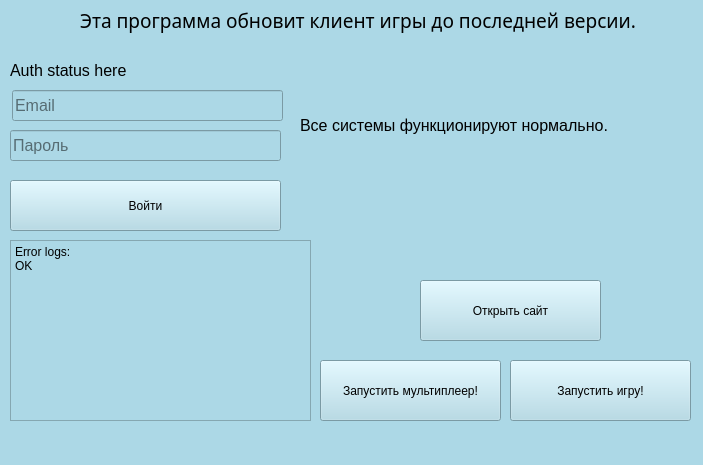
Above: launcher/ui.ui from dfbakin/COVIDcover before the change. Below: the same form after it.
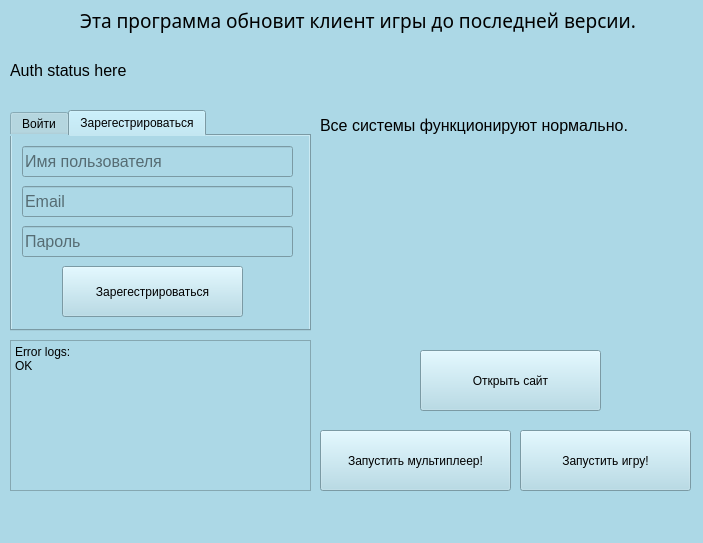
That is the form after the change.

Patch:
```diff
--- a/launcher/ui.ui
+++ b/launcher/ui.ui
@@ -7,7 +7,7 @@
     <x>0</x>
     <y>0</y>
     <width>703</width>
-    <height>465</height>
+    <height>543</height>
    </rect>
   </property>
   <property name="windowTitle">
@@ -21,7 +21,7 @@
     <property name="geometry">
      <rect>
       <x>420</x>
-      <y>280</y>
+      <y>350</y>
       <width>181</width>
       <height>61</height>
      </rect>
@@ -44,9 +44,9 @@
    <widget class="QPushButton" name="pushButton_3">
     <property name="geometry">
      <rect>
-      <x>510</x>
-      <y>360</y>
-      <width>181</width>
+      <x>520</x>
+      <y>430</y>
+      <width>171</width>
       <height>61</height>
      </rect>
     </property>
@@ -89,9 +89,9 @@
     <property name="geometry">
      <rect>
       <x>10</x>
-      <y>240</y>
+      <y>340</y>
       <width>301</width>
-      <height>181</height>
+      <height>151</height>
      </rect>
     </property>
     <property name="plainText">
@@ -103,8 +103,8 @@
     <property name="geometry">
      <rect>
       <x>320</x>
-      <y>360</y>
-      <width>181</width>
+      <y>430</y>
+      <width>191</width>
       <height>61</height>
      </rect>
     </property>
@@ -123,69 +123,6 @@
      <string>Запустить мультиплеер!</string>
     </property>
    </widget>
-   <widget class="QLineEdit" name="lineEdit">
-    <property name="geometry">
-     <rect>
-      <x>12</x>
-      <y>90</y>
-      <width>271</width>
-      <height>31</height>
-     </rect>
-    </property>
-    <property name="font">
-     <font>
-      <pointsize>12</pointsize>
-     </font>
-    </property>
-    <property name="text">
-     <string/>
-    </property>
-    <property name="placeholderText">
-     <string>Email</string>
-    </property>
-   </widget>
-   <widget class="QLineEdit" name="lineEdit_2">
-    <property name="geometry">
-     <rect>
-      <x>10</x>
-      <y>130</y>
-      <width>271</width>
-      <height>31</height>
-     </rect>
-    </property>
-    <property name="font">
-     <font>
-      <pointsize>12</pointsize>
-     </font>
-    </property>
-    <property name="placeholderText">
-     <string>Пароль</string>
-    </property>
-   </widget>
-   <widget class="QPushButton" name="pushButton">
-    <property name="geometry">
-     <rect>
-      <x>10</x>
-      <y>180</y>
-      <width>271</width>
-      <height>51</height>
-     </rect>
-    </property>
-    <property name="styleSheet">
-     <string notr="true">:!hover{
-background-color: rgb(172, 216, 230);
-}
-
-:hover{
-	border: 4px solid black; 
-    background: rgb(105, 185, 211); 
-    padding: 10px;
-}</string>
-    </property>
-    <property name="text">
-     <string>Войти</string>
-    </property>
-   </widget>
    <widget class="QLabel" name="label_3">
     <property name="geometry">
      <rect>
@@ -207,9 +144,9 @@
    <widget class="QLabel" name="label_4">
     <property name="geometry">
      <rect>
-      <x>300</x>
+      <x>320</x>
       <y>70</y>
-      <width>391</width>
+      <width>371</width>
       <height>111</height>
      </rect>
     </property>
@@ -225,6 +162,176 @@
      <string>Все системы функционируют нормально.</string>
     </property>
    </widget>
+   <widget class="QTabWidget" name="tabWidget">
+    <property name="geometry">
+     <rect>
+      <x>10</x>
+      <y>110</y>
+      <width>301</width>
+      <height>221</height>
+     </rect>
+    </property>
+    <property name="currentIndex">
+     <number>1</number>
+    </property>
+    <widget class="QWidget" name="tab">
+     <attribute name="title">
+      <string>Войти</string>
+     </attribute>
+     <widget class="QLineEdit" name="lineEdit">
+      <property name="geometry">
+       <rect>
+        <x>10</x>
+        <y>10</y>
+        <width>271</width>
+        <height>31</height>
+       </rect>
+      </property>
+      <property name="font">
+       <font>
+        <pointsize>12</pointsize>
+       </font>
+      </property>
+      <property name="text">
+       <string/>
+      </property>
+      <property name="placeholderText">
+       <string>Email</string>
+      </property>
+     </widget>
+     <widget class="QLineEdit" name="lineEdit_2">
+      <property name="geometry">
+       <rect>
+        <x>10</x>
+        <y>50</y>
+        <width>271</width>
+        <height>31</height>
+       </rect>
+      </property>
+      <property name="font">
+       <font>
+        <pointsize>12</pointsize>
+       </font>
+      </property>
+      <property name="placeholderText">
+       <string>Пароль</string>
+      </property>
+     </widget>
+     <widget class="QPushButton" name="pushButton">
+      <property name="geometry">
+       <rect>
+        <x>100</x>
+        <y>130</y>
+        <width>81</width>
+        <height>51</height>
+       </rect>
+      </property>
+      <property name="styleSheet">
+       <string notr="true">:!hover{
+background-color: rgb(172, 216, 230);
+}
+
+:hover{
+	border: 4px solid black; 
+    background: rgb(105, 185, 211); 
+    padding: 10px;
+}</string>
+      </property>
+      <property name="text">
+       <string>Войти</string>
+      </property>
+     </widget>
+    </widget>
+    <widget class="QWidget" name="tab_2">
+     <attribute name="title">
+      <string>Зарегестрироваться</string>
+     </attribute>
+     <widget class="QLineEdit" name="lineEdit_3">
+      <property name="geometry">
+       <rect>
+        <x>10</x>
+        <y>50</y>
+        <width>271</width>
+        <height>31</height>
+       </rect>
+      </property>
+      <property name="font">
+       <font>
+        <pointsize>12</pointsize>
+       </font>
+      </property>
+      <property name="text">
+       <string/>
+      </property>
+      <property name="placeholderText">
+       <string>Email</string>
+      </property>
+     </widget>
+     <widget class="QLineEdit" name="lineEdit_4">
+      <property name="geometry">
+       <rect>
+        <x>10</x>
+        <y>90</y>
+        <width>271</width>
+        <height>31</height>
+       </rect>
+      </property>
+      <property name="font">
+       <font>
+        <pointsize>12</pointsize>
+       </font>
+      </property>
+      <property name="placeholderText">
+       <string>Пароль</string>
+      </property>
+     </widget>
+     <widget class="QLineEdit" name="lineEdit_5">
+      <property name="geometry">
+       <rect>
+        <x>10</x>
+        <y>10</y>
+        <width>271</width>
+        <height>31</height>
+       </rect>
+      </property>
+      <property name="font">
+       <font>
+        <pointsize>12</pointsize>
+       </font>
+      </property>
+      <property name="text">
+       <string/>
+      </property>
+      <property name="placeholderText">
+       <string>Имя пользователя</string>
+      </property>
+     </widget>
+     <widget class="QPushButton" name="pushButton_4">
+      <property name="geometry">
+       <rect>
+        <x>50</x>
+        <y>130</y>
+        <width>181</width>
+        <height>51</height>
+       </rect>
+      </property>
+      <property name="styleSheet">
+       <string notr="true">:!hover{
+background-color: rgb(172, 216, 230);
+}
+
+:hover{
+	border: 4px solid black; 
+    background: rgb(105, 185, 211); 
+    padding: 10px;
+}</string>
+      </property>
+      <property name="text">
+       <string>Зарегестрироваться</string>
+      </property>
+     </widget>
+    </widget>
+   </widget>
   </widget>
   <widget class="QMenuBar" name="menubar">
    <property name="geometry">
```
Left out of the diff: 2 changed lines with no effect on the pictures.
